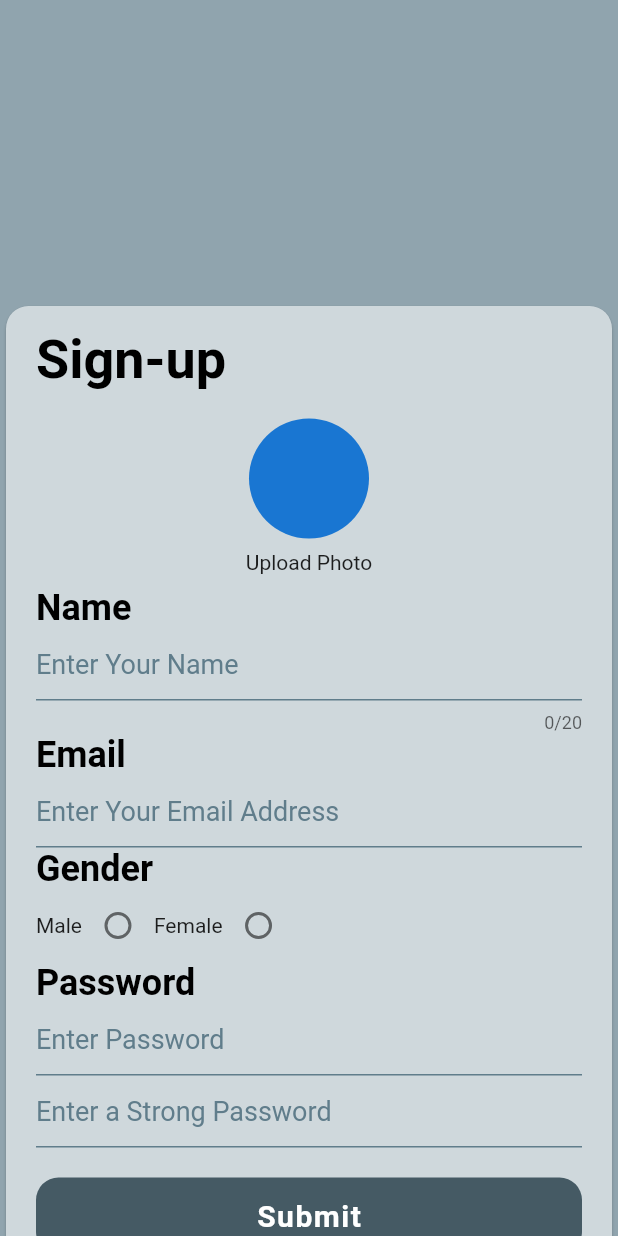
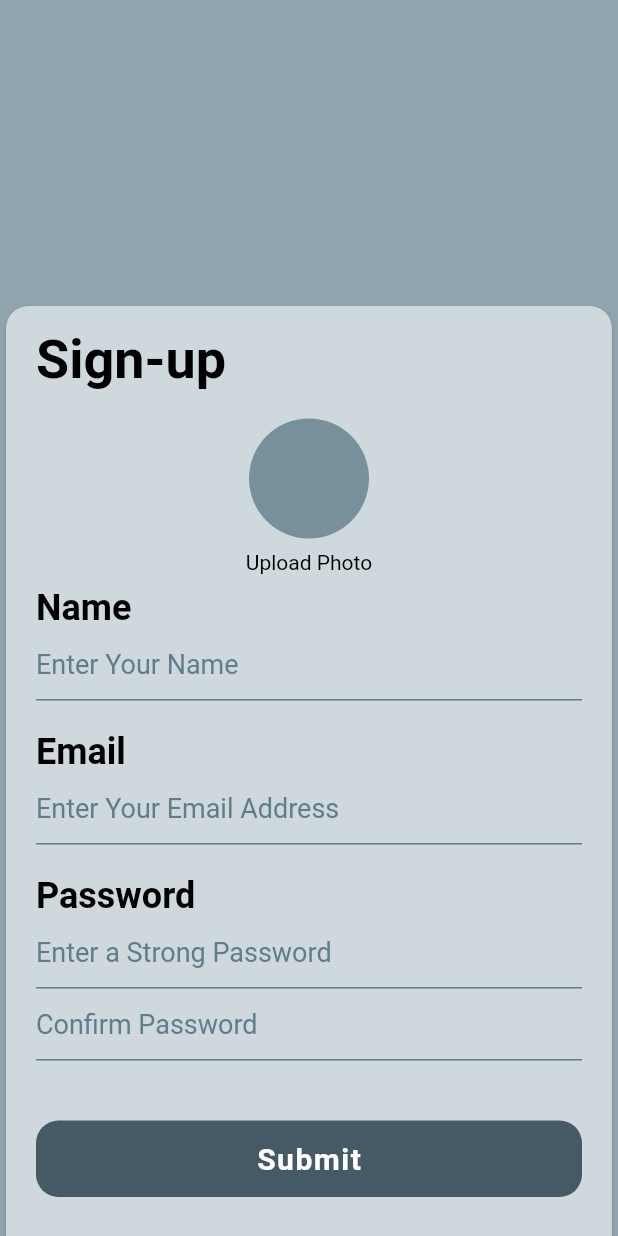
Before and after one commit to MZubairNaeem/Social-Media-App, a Flutter app: the screen it shows after launch, after a tap on "Sign up", on a phone screen of 412 x 824 dp. Run offline on Flutter 3.47's test engine with Material 2 defaults, Android fonts, the phone set to English and light mode, and no system bars; our stand-ins replace firebase_auth, firebase_core, google_fonts; accounts and stored records are empty; network calls fail.

```diff
--- a/lib/main.dart
+++ b/lib/main.dart
@@ -18,6 +18,7 @@ class MyApp extends StatelessWidget {
   @override
   Widget build(BuildContext context) {
     return MaterialApp(
+      title: 'Say Hi',
       theme: ThemeData(
           fontFamily: GoogleFonts.varelaRound().fontFamily,
         colorScheme: ColorScheme.fromSwatch(
@@ -29,6 +30,20 @@ class MyApp extends StatelessWidget {
         )
       ),
       darkTheme: ThemeData.dark(
+      ).copyWith(
+        focusColor: Colors.blueGrey,
+          primaryColorDark: Colors.blueGrey,
+          cardColor: Colors.blueGrey,
+          backgroundColor: Colors.black54,
+          errorColor: Colors.red,
+        textTheme: ThemeData.dark().textTheme.apply(
+          fontFamily: GoogleFonts.varelaRound().fontFamily,
+          displayColor: Colors.black
+
+        ),
+        primaryTextTheme: ThemeData.dark().textTheme.apply(
+          fontFamily: GoogleFonts.varelaRound().fontFamily,
+        ),
       ),
       home: Login(),
     );
--- a/lib/views/credentials/login.dart
+++ b/lib/views/credentials/login.dart
@@ -1,6 +1,7 @@
 import 'package:flutter/material.dart';
 import 'package:sayhi/views/credentials/forgetpass.dart';
 import 'package:sayhi/views/credentials/newaccount.dart';
+import 'package:sayhi/views/home/home.dart';
 
 class Login extends StatefulWidget {
   const Login({Key? key}) : super(key: key);
@@ -132,7 +133,11 @@ class _LoginState extends State<Login> {
                         ),
 
                         //login Button////////////////////////////////////////////
-                        Padding(
+                        GestureDetector(
+                          onTap: (){
+                            Navigator.push(context, MaterialPageRoute(builder: (context) => const Home()));
+                          },
+                          child: Padding(
                             padding: const EdgeInsets.only(top: 20),
                             child: Container(
                               padding: const EdgeInsets.all(14),
@@ -148,6 +153,7 @@ class _LoginState extends State<Login> {
                                       fontSize: 20,
                                       letterSpacing: 1,
                                       fontWeight: FontWeight.w600),
+                                ),
                               ),
                             ),
                           ),
@@ -171,7 +177,7 @@ class _LoginState extends State<Login> {
                                   Navigator.push(
                                       context,
                                       MaterialPageRoute(
-                                          builder: (context) => const NewAccount()));
+                                          builder: (context) => NewAccount()));
                                 },
                                 child: Text(
                                   "Sign up",
--- a/lib/views/credentials/newaccount.dart
+++ b/lib/views/credentials/newaccount.dart
@@ -1,5 +1,5 @@
+import 'package:firebase_auth/firebase_auth.dart';
 import 'package:flutter/material.dart';
-import 'package:flutter/services.dart';
 
 class NewAccount extends StatefulWidget {
   const NewAccount({Key? key}) : super(key: key);
@@ -9,7 +9,32 @@ class NewAccount extends StatefulWidget {
 }
 
 class _NewAccountState extends State<NewAccount> {
+
+  final _usernameController = TextEditingController();
+  final _emailController = TextEditingController();
+  final _passController = TextEditingController();
+  final _confirmPassController = TextEditingController();
+
+
+  @override
+  void dispose(){
+    super.dispose();
+    _usernameController.dispose();
+    _emailController.dispose();
+    _passController.dispose();
+    _confirmPassController.dispose();
+  }
+
+  Future signUp() async{
+    await FirebaseAuth.instance.createUserWithEmailAndPassword(
+        email: _emailController.text.trim(),
+        password: _confirmPassController.text.trim()
+    );
+  }
+
+
   String? gender;
+
   @override
   Widget build(BuildContext context) {
     return GestureDetector(
@@ -54,11 +79,12 @@ class _NewAccountState extends State<NewAccount> {
                           children: [
                             CircleAvatar(
                               minRadius: 40,
+                              backgroundColor: Colors.blueGrey.shade400,
                             ),
                             Padding(
                               padding: const EdgeInsets.all(8.0),
                               child: Text(
-                                'Upload Photo',
+                                'Upload Photo',style: TextStyle(color: Colors.black),
                               ),
                             )
                           ],
@@ -66,8 +92,8 @@ class _NewAccountState extends State<NewAccount> {
 
                         //Name Block ///////////////////////////////////////////
                         Column(
-                          children: const [
-                            Align(
+                          children: [
+                            const Align(
                               alignment: Alignment.topLeft,
                               child: Text(
                                 'Name',
@@ -80,9 +106,9 @@ class _NewAccountState extends State<NewAccount> {
                             ),
                             //Email text Field///////////////////////////////////////////////////////////////
                             TextField(
-                              maxLength: 20,
-                              style: TextStyle(color: Colors.black),
-                              decoration: InputDecoration(
+                              controller: _usernameController,
+                              style: const TextStyle(color: Colors.black),
+                              decoration: const InputDecoration(
                                   enabledBorder: UnderlineInputBorder(
                                       borderSide:
                                       BorderSide(color: Colors.blueGrey)),
@@ -94,9 +120,11 @@ class _NewAccountState extends State<NewAccount> {
                         ),
 
                         //Email Block //////////////////////////////////////////
-                        Column(
-                          children: const [
-                            Align(
+                        Padding(
+                          padding: const EdgeInsets.only(top: 20.0),
+                          child: Column(
+                            children: [
+                              const Align(
                                 alignment: Alignment.topLeft,
                                 child: Text(
                                   'Email',
@@ -109,8 +137,9 @@ class _NewAccountState extends State<NewAccount> {
                               ),
                               //Email text Field///////////////////////////////////////////////////////////////
                               TextField(
-                              style: TextStyle(color: Colors.black),
-                              decoration: InputDecoration(
+                                controller: _emailController,
+                                style: const TextStyle(color: Colors.black),
+                                decoration: const InputDecoration(
                                     enabledBorder: UnderlineInputBorder(
                                         borderSide:
                                         BorderSide(color: Colors.blueGrey)),
@@ -120,48 +149,54 @@ class _NewAccountState extends State<NewAccount> {
                               ),
                             ],
                           ),
+                        ),
 
                         //gender Radio button block/////////////////////////////
-                        Column(
-                          children: [
-                            Align(
-                              alignment: Alignment.topLeft,
-                              child: Text(
-                                'Gender',
-                                style: TextStyle(
-                                  fontSize: 24,
-                                  color: Colors.black,
-                                  fontWeight: FontWeight.bold,
-                                ),
-                              ),
-                            ),
-                            Row(
-                              children: [
-                                Text(
-                                  'Male'
-                                ),
-                                Radio(value: "Male", groupValue: gender, onChanged:  (value){
-                                  setState(() {
-                                    gender = value.toString();
-                                  });
-                                },),
-                                Text(
-                                    'Female'
-                                ),
-                                Radio(value: "Female", groupValue: gender, onChanged:  (value){
-                                  setState(() {
-                                    gender = value.toString();
-                                  });
-                                },)
-                              ],
-                            ),
-                          ],
-                        ),
+                        // Column(
+                        //   children: [
+                        //     const Align(
+                        //       alignment: Alignment.topLeft,
+                        //       child: Text(
+                        //         'Gender',
+                        //         style: TextStyle(
+                        //           fontSize: 24,
+                        //           color: Colors.black,
+                        //           fontWeight: FontWeight.bold,
+                        //         ),
+                        //       ),
+                        //     ),
+                        //     Row(
+                        //       children: [
+                        //         const Text(
+                        //           'Male',
+                        //           style: TextStyle(color: Colors.black),
+                        //         ),
+                        //         Radio(value: "Male", groupValue: gender, onChanged:  (value){
+                        //           setState(() {
+                        //             gender = value.toString();
+                        //           });
+                        //         },),
+                        //         const Text(
+                        //             'Female',
+                        //           style: TextStyle(color: Colors.black),
+                        //         ),
+                        //         Radio(value: "Female", groupValue: gender, onChanged:  (value){
+                        //           setState(() {
+                        //             gender = value.toString();
+                        //           });
+                        //         },)
+                        //       ],
+                        //     ),
+                        //   ],
+                        // ),
 
                         //Password block////////////////////////////////////////
-                        Column(
-                          children: const [
-                            Align(
+                        //password block
+                        Padding(
+                          padding: const EdgeInsets.only(top: 20.0),
+                          child: Column(
+                            children: [
+                              const Align(
                                 alignment: Alignment.topLeft,
                                 child: Text(
                                   'Password',
@@ -174,22 +209,10 @@ class _NewAccountState extends State<NewAccount> {
                               ),
                               //Password Text Field///////////////////////////////////////////////////////////////
                               TextField(
+                                controller: _passController,
                                 obscureText: true,
-                              style: TextStyle(color: Colors.black),
-                              decoration: InputDecoration(
-                                  enabledBorder: UnderlineInputBorder(
-                                      borderSide:
-                                      BorderSide(color: Colors.blueGrey)),
-                                  hintText: 'Enter Password',
-                                  hintStyle: TextStyle(
-                                      color: Colors.blueGrey, fontSize: 18)),
-                            ),
-
-                            //Confirm Password Text Field///////////////////////////////////////////////////////////////
-                            TextField(
-                              obscureText: true,
-                              style: TextStyle(color: Colors.black),
-                              decoration: InputDecoration(
+                                style: const TextStyle(color: Colors.black),
+                                decoration: const InputDecoration(
                                     enabledBorder: UnderlineInputBorder(
                                         borderSide:
                                         BorderSide(color: Colors.blueGrey)),
@@ -197,12 +220,32 @@ class _NewAccountState extends State<NewAccount> {
                                     hintStyle: TextStyle(
                                         color: Colors.blueGrey, fontSize: 18)),
                               ),
+
+                              //Confirm Password Text Field///////////////////////////////////////////////////////////////
+                              TextField(
+                                controller: _confirmPassController,
+                                obscureText: true,
+                                style: const TextStyle(color: Colors.black),
+                                decoration: const InputDecoration(
+                                    enabledBorder: UnderlineInputBorder(
+                                        borderSide:
+                                        BorderSide(color: Colors.blueGrey)),
+                                    hintText: 'Confirm Password',
+                                    hintStyle: TextStyle(
+                                        color: Colors.blueGrey, fontSize: 18)),
+                              ),
                             ],
+                          ),
                         ),
 
                         //Submit Button/////////////////////////////////////////
-                        Padding(
-                          padding: const EdgeInsets.only(top: 20,bottom: 20),
+                        GestureDetector(
+                          onTap: (){
+                            signUp();
+                            Navigator.pop(context);
+                          },
+                          child: Padding(
+                            padding: const EdgeInsets.only(top: 40,bottom: 40),
                             child: Container(
                               padding: const EdgeInsets.all(14),
                               decoration: BoxDecoration(
@@ -221,6 +264,7 @@ class _NewAccountState extends State<NewAccount> {
                               ),
                             ),
                           ),
+                        ),
 
                       ],
                     ),
--- a/pubspec.yaml
+++ b/pubspec.yaml
@@ -39,6 +39,7 @@ dependencies:
   firebase_core: ^2.1.1
   cloud_firestore: ^4.0.4
   google_fonts: ^3.0.1
+  firebase_auth: ^4.1.3
 
 dev_dependencies:
   flutter_test:
```
Also changed, not shown: lib/views/home/home.dart (+54 -3 lines), lib/views/home/navigation_pages/moments_page.dart (added, +22 -0 lines), lib/views/home/navigation_pages/post_page.dart (added, +22 -0 lines), lib/views/home/navigation_pages/profile_page.dart (added, +22 -0 lines), lib/views/home/navigation_pages/search_user_page.dart (added, +22 -0 lines), pubspec.lock, 1 other file. Lines whose indentation alone changed are shown as unchanged.
